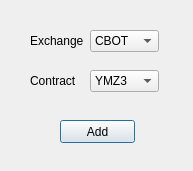
Old version of the form TradeCube/addcontractdialog.ui in the repository ifhuang/AutoTrade.
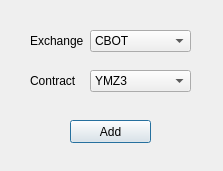
New version of the form.

Commit message: add all exchanges and contracts in addcontractdialog

```diff
--- a/TradeCube/addcontractdialog.ui
+++ b/TradeCube/addcontractdialog.ui
@@ -9,7 +9,7 @@
    <rect>
     <x>0</x>
     <y>0</y>
-    <width>193</width>
+    <width>223</width>
     <height>171</height>
    </rect>
   </property>
@@ -47,7 +47,7 @@
     <rect>
      <x>90</x>
      <y>30</y>
-     <width>69</width>
+     <width>101</width>
      <height>22</height>
     </rect>
    </property>
@@ -92,7 +92,7 @@
     <rect>
      <x>90</x>
      <y>70</y>
-     <width>69</width>
+     <width>101</width>
      <height>22</height>
     </rect>
    </property>
@@ -170,9 +170,9 @@
   <widget class="QPushButton" name="pushButton">
    <property name="geometry">
     <rect>
-     <x>60</x>
+     <x>70</x>
      <y>120</y>
-     <width>75</width>
+     <width>81</width>
      <height>23</height>
     </rect>
    </property>
```
The commit also changes 4 other files.
